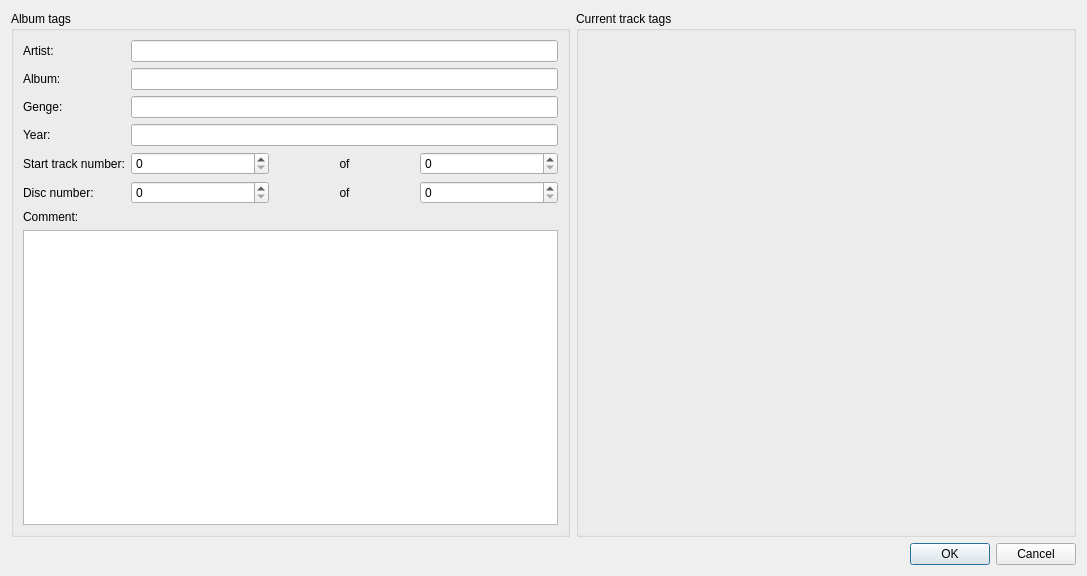
Old version of the form gui/tageditor/tageditor.ui in the repository flacon/flacon.
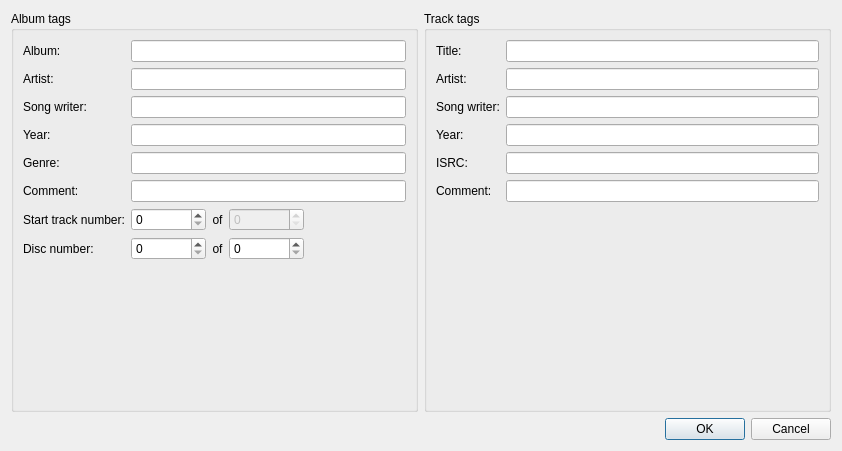
New version of the form. Custom widgets are drawn as their Qt base class.

Commit message: Tageditor is done

Patch:
```diff
--- a/gui/tageditor/tageditor.ui
+++ b/gui/tageditor/tageditor.ui
@@ -6,8 +6,8 @@
    <rect>
     <x>0</x>
     <y>0</y>
-    <width>1087</width>
-    <height>576</height>
+    <width>842</width>
+    <height>451</height>
    </rect>
   </property>
   <property name="windowTitle">
@@ -17,40 +17,46 @@
    <item>
     <layout class="QHBoxLayout" name="horizontalLayout">
      <item>
-      <widget class="QGroupBox" name="groupBox">
+      <widget class="QGroupBox" name="albumGroupBox">
+       <property name="minimumSize">
+        <size>
+         <width>400</width>
+         <height>0</height>
+        </size>
+       </property>
        <property name="title">
         <string>Album tags</string>
        </property>
        <layout class="QGridLayout" name="gridLayout">
         <item row="0" column="0">
-         <widget class="QLabel" name="diskArtistLabel">
-          <property name="text">
-           <string comment="Music tag name" extracomment="Music tag name">Artist:</string>
-          </property>
-         </widget>
-        </item>
-        <item row="0" column="1">
-         <widget class="QLineEdit" name="lineEdit"/>
-        </item>
-        <item row="1" column="0">
          <widget class="QLabel" name="diskAlbumLabel">
           <property name="text">
            <string comment="Music tag name" extracomment="Music tag name">Album:</string>
           </property>
          </widget>
         </item>
+        <item row="0" column="1">
+         <widget class="MultiValuesLineEdit" name="diskAlbumValue"/>
+        </item>
+        <item row="1" column="0">
+         <widget class="QLabel" name="diskAPerformerLabel">
+          <property name="text">
+           <string comment="Music tag name" extracomment="Music tag name">Artist:</string>
+          </property>
+         </widget>
+        </item>
         <item row="1" column="1">
-         <widget class="QLineEdit" name="lineEdit_2"/>
+         <widget class="MultiValuesLineEdit" name="diskPerformerValue"/>
         </item>
         <item row="2" column="0">
-         <widget class="QLabel" name="diskGenreLabel">
+         <widget class="QLabel" name="diskSongWriterLabel">
           <property name="text">
-           <string comment="Music tag name" extracomment="Music tag name">Genge:</string>
+           <string comment="Music tag name" extracomment="Music tag name">Song writer:</string>
           </property>
          </widget>
         </item>
         <item row="2" column="1">
-         <widget class="QLineEdit" name="lineEdit_3"/>
+         <widget class="MultiValuesLineEdit" name="diskSongWriterValue"/>
         </item>
         <item row="3" column="0">
          <widget class="QLabel" name="diskDateLabel">
@@ -60,19 +66,46 @@
          </widget>
         </item>
         <item row="3" column="1">
-         <widget class="QLineEdit" name="lineEdit_4"/>
+         <widget class="MultiValuesLineEdit" name="diskDateValue"/>
         </item>
         <item row="4" column="0">
-         <widget class="QLabel" name="label">
+         <widget class="QLabel" name="diskGenreLabel">
+          <property name="text">
+           <string comment="Music tag name" extracomment="Music tag name">Genre:</string>
+          </property>
+         </widget>
+        </item>
+        <item row="4" column="1">
+         <widget class="MultiValuesLineEdit" name="diskGenreValue"/>
+        </item>
+        <item row="5" column="0">
+         <widget class="QLabel" name="diskCommentLabel">
+          <property name="text">
+           <string comment="Music tag name" extracomment="Music tag name">Comment:</string>
+          </property>
+         </widget>
+        </item>
+        <item row="5" column="1">
+         <widget class="MultiValuesLineEdit" name="diskCommentValue"/>
+        </item>
+        <item row="6" column="0">
+         <widget class="QLabel" name="diskTracksNumsLabel">
           <property name="text">
            <string comment="Music tag name" extracomment="Music tag name">Start track number:</string>
           </property>
          </widget>
         </item>
-        <item row="4" column="1">
+        <item row="6" column="1">
          <layout class="QHBoxLayout" name="horizontalLayout_2">
           <item>
-           <widget class="QSpinBox" name="spinBox"/>
+           <widget class="MultiValuesSpinBox" name="diskStartTrackValue">
+            <property name="minimumSize">
+             <size>
+              <width>75</width>
+              <height>0</height>
+             </size>
+            </property>
+           </widget>
           </item>
           <item>
            <widget class="QLabel" name="label_2">
@@ -85,21 +118,51 @@
            </widget>
           </item>
           <item>
-           <widget class="QSpinBox" name="spinBox_2"/>
+           <widget class="MultiValuesSpinBox" name="diskTrackCountValue">
+            <property name="enabled">
+             <bool>false</bool>
+            </property>
+            <property name="minimumSize">
+             <size>
+              <width>75</width>
+              <height>0</height>
+             </size>
+            </property>
+           </widget>
+          </item>
+          <item>
+           <spacer name="horizontalSpacer">
+            <property name="orientation">
+             <enum>Qt::Horizontal</enum>
+            </property>
+            <property name="sizeHint" stdset="0">
+             <size>
+              <width>40</width>
+              <height>20</height>
+             </size>
+            </property>
+           </spacer>
           </item>
          </layout>
         </item>
-        <item row="5" column="0">
-         <widget class="QLabel" name="label_4">
+        <item row="7" column="0">
+         <widget class="QLabel" name="diskNumsLabel">
           <property name="text">
            <string comment="Music tag name" extracomment="Music tag name">Disc number:</string>
           </property>
          </widget>
         </item>
-        <item row="5" column="1">
+        <item row="7" column="1">
          <layout class="QHBoxLayout" name="horizontalLayout_3">
           <item>
-           <widget class="QSpinBox" name="spinBox_3"/>
+           <widget class="MultiValuesSpinBox" name="diskNumValue">
+            <property name="minimumSize">
+             <size>
+              <width>75</width>
+              <height>0</height>
+             </size>
+            </property>
+           </widget>
           </item>
           <item>
            <widget class="QLabel" name="label_3">
@@ -112,19 +175,42 @@
            </widget>
           </item>
           <item>
-           <widget class="QSpinBox" name="spinBox_4"/>
+           <widget class="MultiValuesSpinBox" name="diskCountValue">
+            <property name="minimumSize">
+             <size>
+              <width>75</width>
+              <height>0</height>
+             </size>
+            </property>
+           </widget>
+          </item>
+          <item>
+           <spacer name="horizontalSpacer_2">
+            <property name="orientation">
+             <enum>Qt::Horizontal</enum>
+            </property>
+            <property name="sizeHint" stdset="0">
+             <size>
+              <width>40</width>
+              <height>20</height>
+             </size>
+            </property>
+           </spacer>
           </item>
          </layout>
         </item>
-        <item row="6" column="0">
-         <widget class="QLabel" name="diskCommentLabel">
-          <property name="text">
-           <string comment="Music tag name" extracomment="Music tag name">Comment:</string>
+        <item row="8" column="0">
+         <spacer name="verticalSpacer">
+          <property name="orientation">
+           <enum>Qt::Vertical</enum>
           </property>
-         </widget>
-        </item>
-        <item row="7" column="0" colspan="2">
-         <widget class="QPlainTextEdit" name="plainTextEdit"/>
+          <property name="sizeHint" stdset="0">
+           <size>
+            <width>20</width>
+            <height>83</height>
+           </size>
+          </property>
+         </spacer>
         </item>
        </layout>
       </widget>
@@ -133,13 +219,88 @@
       <widget class="QGroupBox" name="trackTags">
        <property name="minimumSize">
         <size>
-         <width>500</width>
+         <width>400</width>
          <height>0</height>
         </size>
        </property>
        <property name="title">
-        <string>Current track tags</string>
+        <string>Track tags</string>
        </property>
+       <layout class="QGridLayout" name="gridLayout_2">
+        <item row="0" column="0">
+         <widget class="QLabel" name="trackTitleLabel">
+          <property name="text">
+           <string>Title:</string>
+          </property>
+         </widget>
+        </item>
+        <item row="0" column="1">
+         <widget class="MultiValuesLineEdit" name="trackTitleValue"/>
+        </item>
+        <item row="1" column="0">
+         <widget class="QLabel" name="trackPerformerLabel">
+          <property name="text">
+           <string>Artist:</string>
+          </property>
+         </widget>
+        </item>
+        <item row="1" column="1">
+         <widget class="MultiValuesLineEdit" name="trackPerformerValue"/>
+        </item>
+        <item row="2" column="0">
+         <widget class="QLabel" name="trackSongWriterLabel">
+          <property name="text">
+           <string>Song writer:</string>
+          </property>
+         </widget>
+        </item>
+        <item row="2" column="1">
+         <widget class="MultiValuesLineEdit" name="trackSongWriterValue"/>
+        </item>
+        <item row="3" column="0">
+         <widget class="QLabel" name="trackDateLabel">
+          <property name="text">
+           <string>Year:</string>
+          </property>
+         </widget>
+        </item>
+        <item row="3" column="1">
+         <widget class="MultiValuesLineEdit" name="trackDateValue"/>
+        </item>
+        <item row="4" column="0">
+         <widget class="QLabel" name="trackIsrcLabel">
+          <property name="text">
+           <string>ISRC:</string>
+          </property>
+         </widget>
+        </item>
+        <item row="4" column="1">
+         <widget class="MultiValuesLineEdit" name="trackIsrcValue"/>
+        </item>
+        <item row="5" column="0">
+         <widget class="QLabel" name="trackCommentLabel">
+          <property name="text">
+           <string>Comment:</string>
+          </property>
+         </widget>
+        </item>
+        <item row="5" column="1">
+         <widget class="MultiValuesLineEdit" name="trackCommentValue"/>
+        </item>
+        <item row="6" column="0">
+         <spacer name="verticalSpacer_2">
+          <property name="orientation">
+           <enum>Qt::Vertical</enum>
+          </property>
+          <property name="sizeHint" stdset="0">
+           <size>
+            <width>20</width>
+            <height>149</height>
+           </size>
+          </property>
+         </spacer>
+        </item>
+       </layout>
       </widget>
      </item>
      <item>
@@ -163,6 +324,18 @@
    </item>
   </layout>
  </widget>
+ <customwidgets>
+  <customwidget>
+   <class>MultiValuesSpinBox</class>
+   <extends>QSpinBox</extends>
+   <header>controls.h</header>
+  </customwidget>
+  <customwidget>
+   <class>MultiValuesLineEdit</class>
+   <extends>QLineEdit</extends>
+   <header>controls.h</header>
+  </customwidget>
+ </customwidgets>
  <resources/>
  <connections>
   <connection>
```
Left out of the diff: 7 changed lines with no effect on the pictures. The commit also changes 5 other files.
